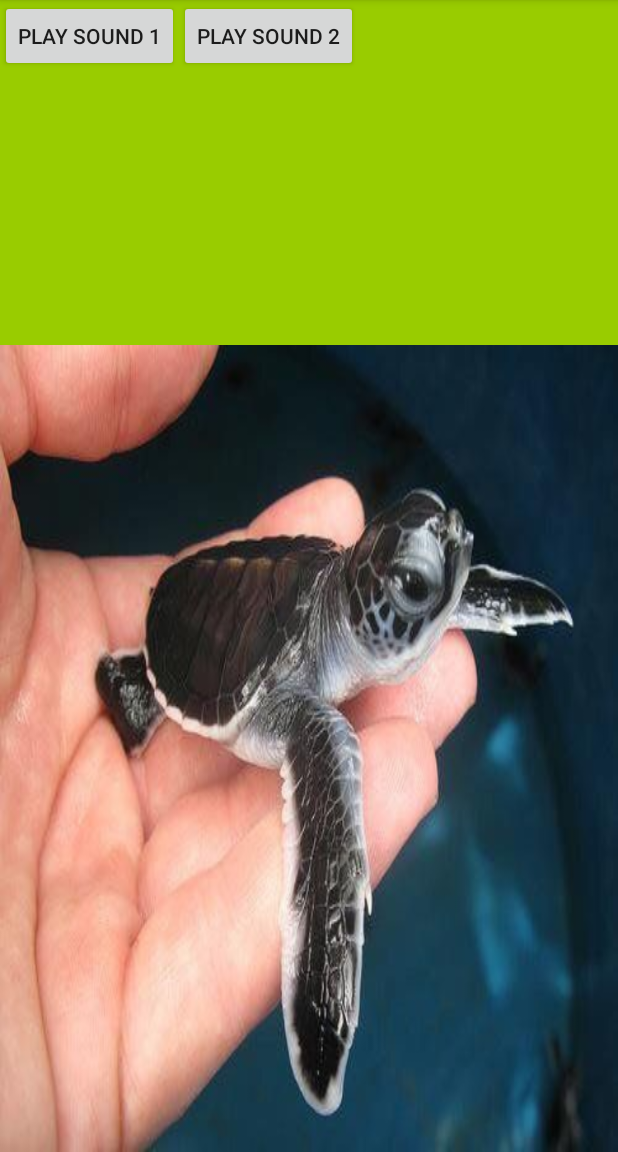
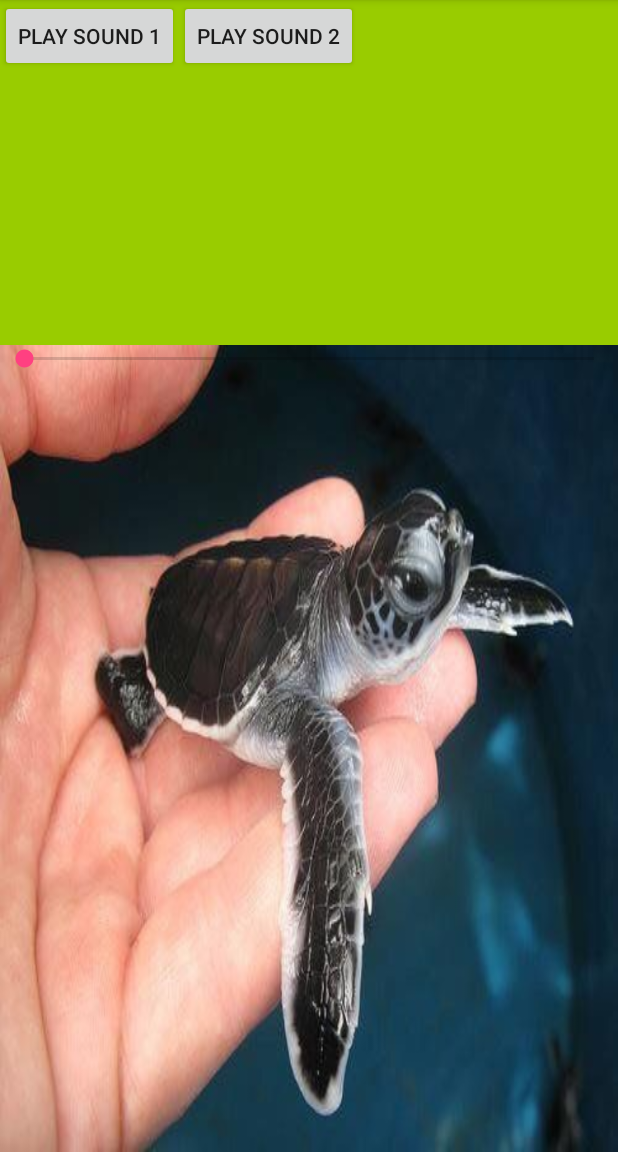
Before and after one commit to ZihuiKarl/Android_study, an Android app: the TestingLayout screen opened directly, with no data from a screen before it, on a phone screen of 412 x 824 dp, the part 84-1236 px from its top. Run offline under Robolectric (Android 15) with nearby library versions, the phone set to English and light mode, and no system bars.

Commit message:
Adding the seekBar.

```diff
--- a/app/src/main/java/com/example/zihuiyang/myapplication/TestingLayout.java
+++ b/app/src/main/java/com/example/zihuiyang/myapplication/TestingLayout.java
@@ -1,9 +1,12 @@
 package com.example.zihuiyang.myapplication;
 
+import android.graphics.Color;
 import android.media.MediaPlayer;
 import android.os.Bundle;
 import android.support.v7.app.AppCompatActivity;
 import android.view.View;
+import android.widget.LinearLayout;
+import android.widget.SeekBar;
 import android.widget.Toast;
 
 public class TestingLayout extends AppCompatActivity{
@@ -17,6 +20,26 @@ public class TestingLayout extends AppCompatActivity{
 
         monsterSound = MediaPlayer.create(this, R.raw.evil_monster);
         robotSound = MediaPlayer.create(this, R.raw.robot_arm_moving);
+
+        final LinearLayout linearLayout = findViewById(R.id.testlayout_LL);
+        SeekBar seekBar = findViewById(R.id.seekBar_turtle);
+        seekBar.setOnSeekBarChangeListener(new SeekBar.OnSeekBarChangeListener() {
+            int lastProgress;
+            @Override
+            public void onProgressChanged(SeekBar seekBar, int i, boolean b) {
+                lastProgress = i;
+            }
+
+            @Override
+            public void onStartTrackingTouch(SeekBar seekBar) {
+
+            }
+
+            @Override
+            public void onStopTrackingTouch(SeekBar seekBar) {
+                linearLayout.setBackgroundColor(Color.argb(255, 0, lastProgress, 255-lastProgress));
+            }
+        });
     }
 
     public void playSound_1(View view){
--- a/app/src/main/res/layout/testing_layout_l.xml
+++ b/app/src/main/res/layout/testing_layout_l.xml
@@ -8,12 +8,13 @@
     android:weightSum="100">
 
     <LinearLayout
+        android:id="@+id/testlayout_LL"
+        style="?android:attr/buttonBarStyle"
         android:layout_width="match_parent"
         android:layout_height="0px"
         android:layout_weight="30"
         android:background="@android:color/holo_green_light"
-        app:layout_constraintTop_toTopOf="parent"
-        style="?android:attr/buttonBarStyle">
+        app:layout_constraintTop_toTopOf="parent">
 
         <Button
             android:id="@+id/button_sound1"
@@ -28,6 +29,7 @@
             android:layout_height="wrap_content"
             android:onClick="playSound_2"
             android:text="@string/play_sound_2" />
+
     </LinearLayout>
 
     <RelativeLayout
@@ -35,5 +37,13 @@
         android:layout_height="0px"
         android:layout_weight="70"
         android:background="@drawable/turtle_image"
-        app:layout_constraintTop_toTopOf="parent"></RelativeLayout>
+        app:layout_constraintTop_toTopOf="parent">
+
+        <SeekBar
+            android:id="@+id/seekBar_turtle"
+            android:layout_width="match_parent"
+            android:layout_height="wrap_content"
+            android:layout_weight="0"
+            android:max="255" />
+    </RelativeLayout>
 </LinearLayout>
```
